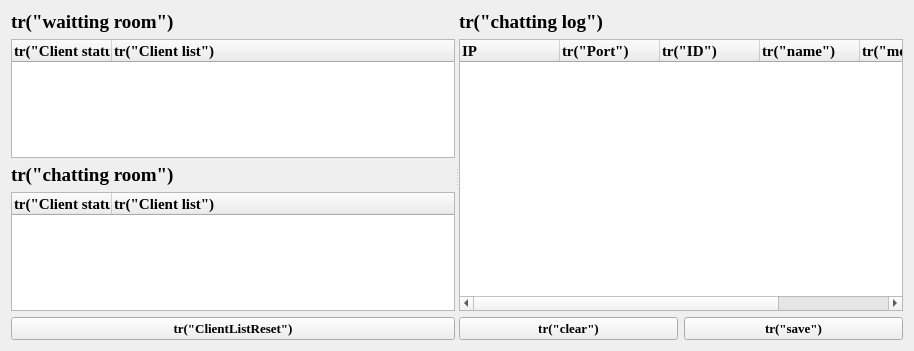
Old version of the form CSApp/chatserverform.ui in the repository ToSaveData/3rd_mini_project.
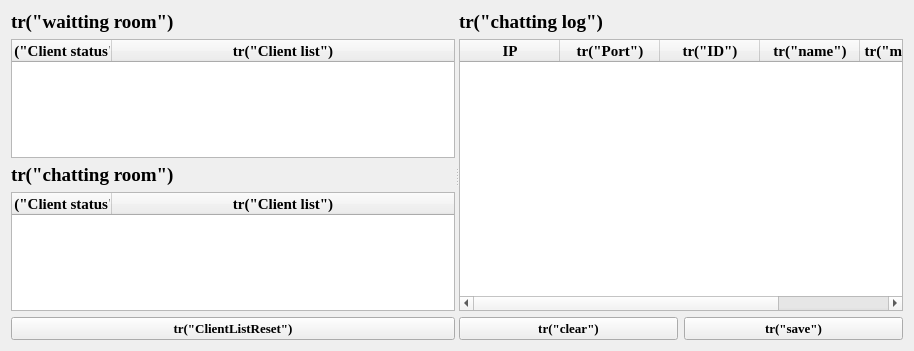
New version of the form.

Patch:
```diff
--- a/CSApp/chatserverform.ui
+++ b/CSApp/chatserverform.ui
@@ -68,6 +68,9 @@
               <bold>true</bold>
              </font>
             </property>
+            <property name="textAlignment">
+             <set>AlignCenter</set>
+            </property>
            </column>
            <column>
             <property name="text">
@@ -80,6 +83,9 @@
               <bold>true</bold>
              </font>
             </property>
+            <property name="textAlignment">
+             <set>AlignCenter</set>
+            </property>
            </column>
           </widget>
          </item>
@@ -126,6 +132,9 @@
               <bold>true</bold>
              </font>
             </property>
+            <property name="textAlignment">
+             <set>AlignCenter</set>
+            </property>
            </column>
            <column>
             <property name="text">
@@ -138,6 +147,9 @@
               <bold>true</bold>
              </font>
             </property>
+            <property name="textAlignment">
+             <set>AlignCenter</set>
+            </property>
            </column>
           </widget>
          </item>
@@ -200,6 +212,9 @@
             <bold>true</bold>
            </font>
           </property>
+          <property name="textAlignment">
+           <set>AlignCenter</set>
+          </property>
          </column>
          <column>
           <property name="text">
@@ -212,6 +227,9 @@
             <bold>true</bold>
            </font>
           </property>
+          <property name="textAlignment">
+           <set>AlignCenter</set>
+          </property>
          </column>
          <column>
           <property name="text">
@@ -224,6 +242,9 @@
             <bold>true</bold>
            </font>
           </property>
+          <property name="textAlignment">
+           <set>AlignCenter</set>
+          </property>
          </column>
          <column>
           <property name="text">
@@ -236,6 +257,9 @@
             <bold>true</bold>
            </font>
           </property>
+          <property name="textAlignment">
+           <set>AlignCenter</set>
+          </property>
          </column>
          <column>
           <property name="text">
@@ -248,6 +272,9 @@
             <bold>true</bold>
            </font>
           </property>
+          <property name="textAlignment">
+           <set>AlignCenter</set>
+          </property>
          </column>
          <column>
           <property name="text">
@@ -260,6 +287,9 @@
             <bold>true</bold>
            </font>
           </property>
+          <property name="textAlignment">
+           <set>AlignCenter</set>
+          </property>
          </column>
         </widget>
        </item>
```
